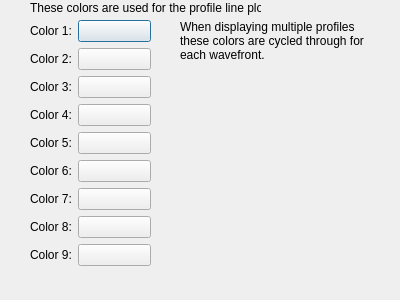
Above: settingsprofile.ui from githubdoe/DFTFringe before the change. Below: the same form after it.
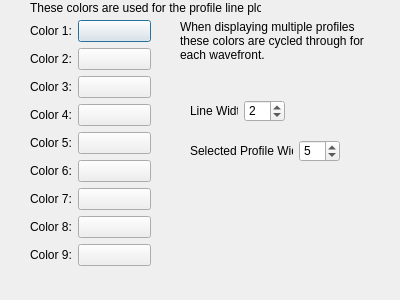
That is the form after the change.

What changed in the file:
```diff
--- a/settingsprofile.ui
+++ b/settingsprofile.ui
@@ -196,6 +196,58 @@
     </item>
    </layout>
   </widget>
+  <widget class="QWidget" name="">
+   <property name="geometry">
+    <rect>
+     <x>190</x>
+     <y>100</y>
+     <width>95</width>
+     <height>22</height>
+    </rect>
+   </property>
+   <layout class="QHBoxLayout" name="horizontalLayout">
+    <item>
+     <widget class="QLabel" name="label_12">
+      <property name="text">
+       <string>Line Width</string>
+      </property>
+     </widget>
+    </item>
+    <item>
+     <widget class="QSpinBox" name="lineWidth">
+      <property name="value">
+       <number>2</number>
+      </property>
+     </widget>
+    </item>
+   </layout>
+  </widget>
+  <widget class="QWidget" name="">
+   <property name="geometry">
+    <rect>
+     <x>190</x>
+     <y>140</y>
+     <width>150</width>
+     <height>22</height>
+    </rect>
+   </property>
+   <layout class="QHBoxLayout" name="horizontalLayout_2">
+    <item>
+     <widget class="QLabel" name="label_13">
+      <property name="text">
+       <string>Selected Profile Width</string>
+      </property>
+     </widget>
+    </item>
+    <item>
+     <widget class="QSpinBox" name="selectedWidth">
+      <property name="value">
+       <number>5</number>
+      </property>
+     </widget>
+    </item>
+   </layout>
+  </widget>
  </widget>
  <resources/>
  <connections>
```
Left out of the diff: 2 changed lines with no effect on the pictures.
